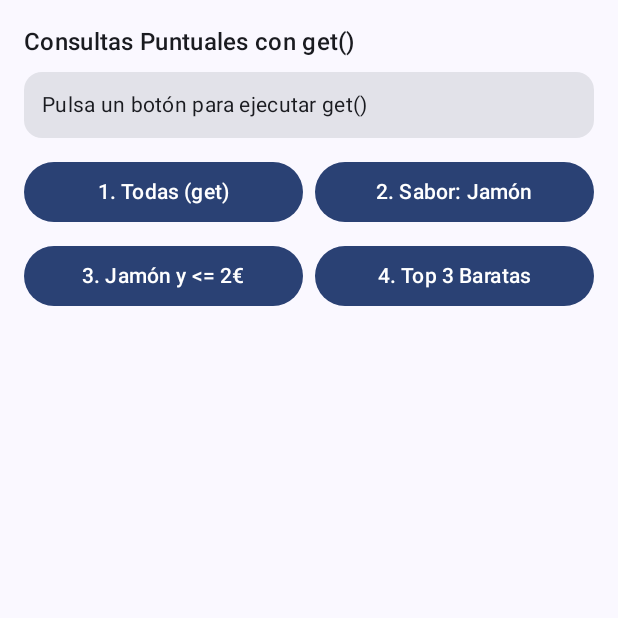
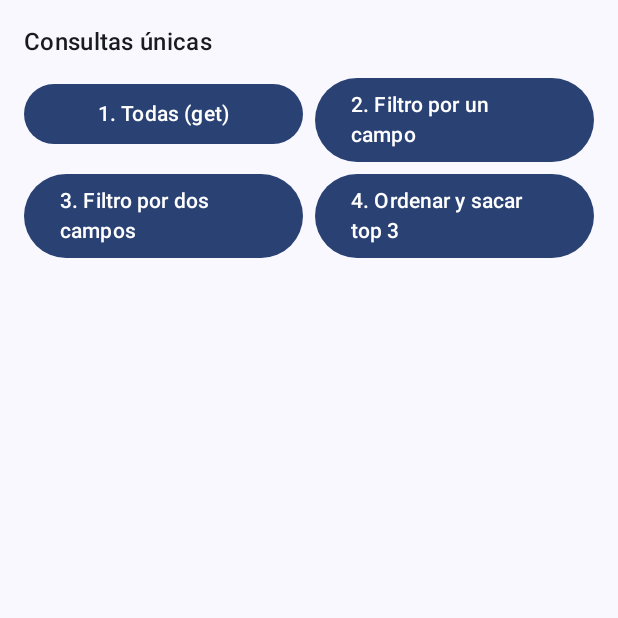
Before and after one commit to ANavarro96/EjemplosFirestore, an Android app built with Jetpack Compose: the composable PantallaConsultas shown on its own in the app's theme, on a phone screen of 412 x 824 dp, the top half of it. Run offline under Robolectric (Android 15) with nearby library versions, the phone set to English and light mode, and no system bars; our stand-ins replace Firebase (no records; nobody signed in at launch, a user with empty details on screens opened directly).

Commit message:
Añadido el código a medio hacer para terminar en clase

```diff
--- a/app/build.gradle.kts
+++ b/app/build.gradle.kts
@@ -41,6 +41,7 @@ dependencies {
     implementation(platform(libs.androidx.compose.bom))
     implementation(libs.androidx.activity.compose)
     implementation(libs.androidx.compose.material3)
+    implementation("androidx.compose.material:material-icons-core")
     implementation(libs.androidx.compose.ui)
     implementation(libs.androidx.compose.ui.graphics)
     implementation(libs.androidx.compose.ui.tooling.preview)
--- a/app/src/main/java/com/cifpcesar/prueba/componentes/PantallaConsultas.kt
+++ b/app/src/main/java/com/cifpcesar/prueba/componentes/PantallaConsultas.kt
@@ -11,7 +11,6 @@ import androidx.compose.foundation.layout.padding
 import androidx.compose.foundation.lazy.LazyColumn
 import androidx.compose.foundation.lazy.items
 import androidx.compose.material3.Button
-import androidx.compose.material3.Card
 import androidx.compose.material3.CircularProgressIndicator
 import androidx.compose.material3.HorizontalDivider
 import androidx.compose.material3.ListItem
@@ -26,9 +25,6 @@ import androidx.lifecycle.compose.collectAsStateWithLifecycle
 import androidx.lifecycle.viewmodel.compose.viewModel
 import com.cifpcesar.prueba.viewmodel.ViewModelConsultas
 
-// =======================================================
-// PANTALLA 2: Consultas Puntuales con get() (Sin Listener)
-// =======================================================
 @Composable
 fun PantallaConsultas(
     modifier: Modifier = Modifier,
@@ -42,19 +38,9 @@ fun PantallaConsultas(
             .padding(16.dp)
     ) {
         Text(
-            text = "Consultas Puntuales con get()",
+            text = "Consultas únicas",
             style = MaterialTheme.typography.titleMedium
         )
-        Spacer(modifier = Modifier.height(8.dp))
-
-        // Card que informa del filtro o consulta ejecutada
-        Card(modifier = Modifier.fillMaxWidth()) {
-            Text(
-                text = estado.ultimoFiltroAplicado,
-                style = MaterialTheme.typography.bodyMedium,
-                modifier = Modifier.padding(12.dp)
-            )
-        }
 
         Spacer(modifier = Modifier.height(12.dp))
 
@@ -74,10 +60,10 @@ fun PantallaConsultas(
                     Text("1. Todas (get)")
                 }
                 Button(
-                    onClick = { viewModel.filtrarPorSabor("Jamón") },
+                    onClick = { /*TODO*/ },
                     modifier = Modifier.weight(1f)
                 ) {
-                    Text("2. Sabor: Jamón")
+                    Text("2. Filtro por un campo")
                 }
             }
 
@@ -86,22 +72,23 @@ fun PantallaConsultas(
                 horizontalArrangement = Arrangement.spacedBy(8.dp)
             ) {
                 Button(
-                    onClick = { viewModel.filtrarPorSaborYPrecio("Jamón", 2.0) },
+                    onClick = { /*TODO*/ },
                     modifier = Modifier.weight(1f)
                 ) {
-                    Text("3. Jamón y <= 2€")
+                    Text("3. Filtro por dos campos")
                 }
                 Button(
-                    onClick = { viewModel.obtenerTop3Baratas() },
+                    onClick = { /*TODO*/  },
                     modifier = Modifier.weight(1f)
                 ) {
-                    Text("4. Top 3 Baratas")
+                    Text("4. Ordenar y sacar top 3")
                 }
             }
         }
 
         Spacer(modifier = Modifier.height(12.dp))
 
+        // esto es necesario, sobretodo si es asíncrono...
         if (estado.cargando) {
             Column(
                 modifier = Modifier.fillMaxWidth(),
@@ -112,12 +99,12 @@ fun PantallaConsultas(
         } else {
             LazyColumn(modifier = Modifier.fillMaxSize()) {
                 items(
-                    items = estado.listaResultados,
-                    key = { it.id }
-                ) { patata ->
+                    items = emptyList<String>(),
+                   // key = { it.id }
+                ) { elemento ->
                     ListItem(
-                        headlineContent = { Text(patata.marca) },
-                        supportingContent = { Text("Sabor: ${patata.sabor} - ${patata.precio} €") }
+                        headlineContent = {  },
+                        supportingContent = {  }
                     )
                     HorizontalDivider()
                 }
--- /dev/null
+++ b/app/src/main/java/com/cifpcesar/prueba/model/Elemento.kt
@@ -0,0 +1,5 @@
+package com.cifpcesar.prueba.model
+
+// TODO: Crear el modelo.
+// IMPORTANTE! Poned el @DocumentId en el campo que sea el ID,
+// para poder transformar, como si fuese Hibernate
```
Also changed, not shown: app/src/main/java/com/cifpcesar/prueba/MainActivity.kt (+15 -19 lines), app/src/main/java/com/cifpcesar/prueba/componentes/PantallaListener.kt (+10 -17 lines), app/src/main/java/com/cifpcesar/prueba/model/Patata.kt (deleted, +0 -10 lines), app/src/main/java/com/cifpcesar/prueba/repository/FirebaseRepository.kt (+27 -47 lines), app/src/main/java/com/cifpcesar/prueba/viewmodel/ViewModelConsultas.kt (+12 -26 lines), app/src/main/java/com/cifpcesar/prueba/viewmodel/ViewModelPantallaPrincipal.kt (+5 -10 lines).
